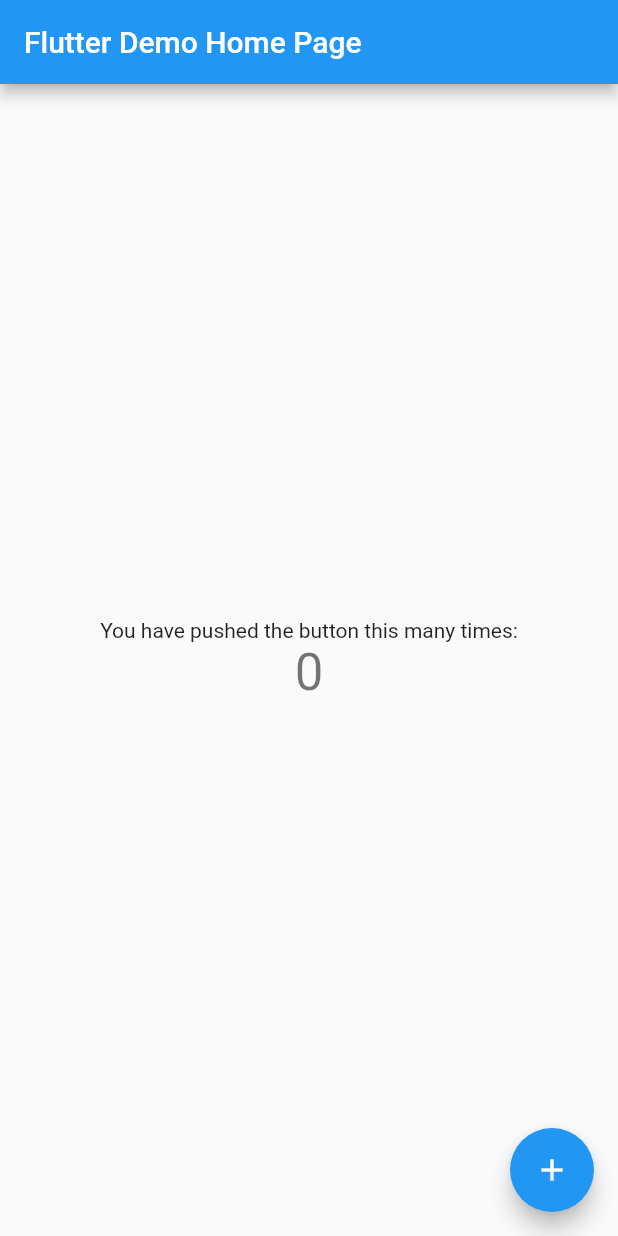
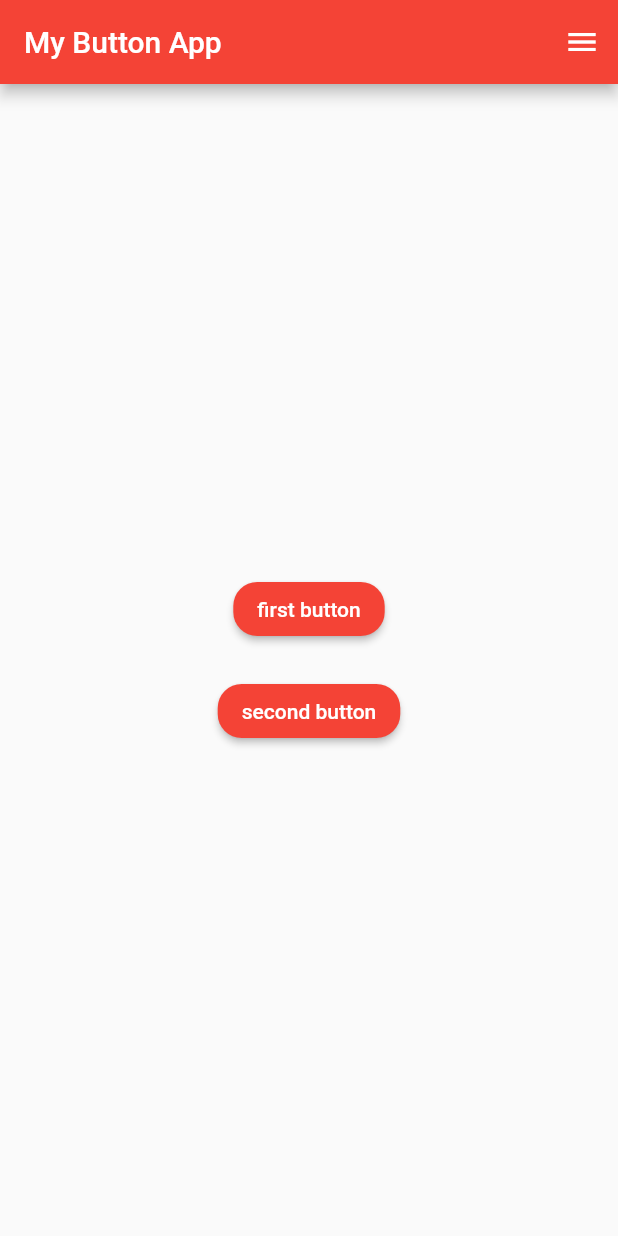
Before and after one commit to xe-hun/flutter_frontier, a Flutter app: the screen it shows after launch, on a phone screen of 412 x 824 dp. Run offline on Flutter 3.47's test engine with Material 2 defaults, Android fonts, the phone set to English and light mode, and no system bars; our stand-ins replace auto_route, bloc, flutter_bloc, freezed_annotation, get_it, injectable and 1 more; accounts and stored records are empty; generated files the repository leaves out were written again.

Commit message:
add theme and ability to chang theme

```diff
--- /dev/null
+++ b/lib/application/core/ui.dart
@@ -0,0 +1,27 @@
+import 'package:flutter/material.dart';
+
+elevatedButtonStyle() => ElevatedButtonThemeData(
+        style: ButtonStyle(
+      shape: MaterialStateProperty.all(
+          RoundedRectangleBorder(borderRadius: BorderRadius.circular(16))),
+    ));
+
+ThemeData lightThemeData(BuildContext context) {
+  return ThemeData(
+      colorScheme: ColorScheme.fromSwatch(primarySwatch: Colors.red),
+      elevatedButtonTheme: elevatedButtonStyle());
+}
+
+ThemeData darkThemeData(BuildContext context) {
+  return ThemeData.dark().copyWith(
+      colorScheme: ColorScheme.fromSwatch(primarySwatch: Colors.green));
+}
+
+// enum style {
+//   rin(20),
+//   ran(40);
+
+//   const style(this.n);
+
+//   final int n;
+// }
--- /dev/null
+++ b/lib/application/core/ui_objects.dart
@@ -0,0 +1,11 @@
+// enum ThemeType { light, dark }
+
+import 'package:freezed_annotation/freezed_annotation.dart';
+
+part 'ui_objects.freezed.dart';
+
+@freezed
+class ThemeType with _$ThemeType {
+  const factory ThemeType.light() = _Light;
+  const factory ThemeType.dark() = _Dark;
+}
--- /dev/null
+++ b/lib/application/theme/theme_bloc.dart
@@ -0,0 +1,66 @@
+import 'package:bloc/bloc.dart';
+import 'package:flutter_frontier/application/core/ui_objects.dart';
+import 'package:flutter_frontier/schema/prefs.dart';
+import 'package:freezed_annotation/freezed_annotation.dart';
+import 'package:injectable/injectable.dart';
+import 'package:isar/isar.dart';
+
+part 'theme_event.dart';
+part 'theme_state.dart';
+part 'theme_bloc.freezed.dart';
+
+@injectable
+class ThemeBloc extends Bloc<ThemeEvent, ThemeState> {
+  ThemeBloc(Isar isar) : super(const ThemeState.initial()) {
+    on<ThemeEvent>((event, emit) async {
+      await event.map(
+        started: (e) async {
+          SaveThemeType? saveThemeType = await readThemePref(isar: isar);
+          switch (saveThemeType) {
+            case SaveThemeType.light:
+              emit(const ThemeState.light());
+              break;
+            case SaveThemeType.dark:
+              emit(const ThemeState.dark());
+              break;
+            default:
+              emit(const ThemeState.light());
+              break;
+          }
+        },
+        changeTheme: (e) async {
+          await e.themeType.map(
+            light: (value) async {
+              emit(const ThemeState.light());
+              writeThemePref(isar: isar, saveThemeType: SaveThemeType.light);
+            },
+            dark: (value) async {
+              emit(const ThemeState.dark());
+              writeThemePref(isar: isar, saveThemeType: SaveThemeType.dark);
+            },
+          );
+        },
+      );
+    });
+  }
+
+  void writeThemePref(
+      {required Isar isar, required SaveThemeType saveThemeType}) {
+    isar.writeTxn(
+      () => isar.prefs.put(
+        Prefs(saveThemeType),
+      ),
+    );
+  }
+
+  Future<SaveThemeType?> readThemePref({
+    required Isar isar,
+  }) async {
+    return (await isar.prefs.get(0))?.saveThemeType;
+  }
+}
+
+enum SaveThemeType {
+  light,
+  dark,
+}
--- /dev/null
+++ b/lib/application/theme/theme_event.dart
@@ -0,0 +1,7 @@
+part of 'theme_bloc.dart';
+
+@freezed
+class ThemeEvent with _$ThemeEvent {
+  const factory ThemeEvent.started() = _Started;
+  const factory ThemeEvent.changeTheme(ThemeType themeType) = _ChangeTheme;
+}
--- /dev/null
+++ b/lib/application/theme/theme_state.dart
@@ -0,0 +1,8 @@
+part of 'theme_bloc.dart';
+
+@freezed
+class ThemeState with _$ThemeState {
+  const factory ThemeState.initial() = _Initial;
+  const factory ThemeState.dark() = _Dark;
+  const factory ThemeState.light() = _Light;
+}
--- a/lib/main.dart
+++ b/lib/main.dart
@@ -1,115 +1,13 @@
 import 'package:flutter/material.dart';
+import 'package:flutter_frontier/injectable.dart';
+import 'package:flutter_frontier/presentation/core/app_widget.dart';
+import 'package:flutter_frontier/presentation/router/app_router.gr.dart';
 
-void main() {
-  runApp(const MyApp());
+void main() async {
+  WidgetsFlutterBinding.ensureInitialized();
+  await configureDependencies();
+
+  runApp(const AppWidget());
 }
 
-class MyApp extends StatelessWidget {
-  const MyApp({Key? key}) : super(key: key);
-
-  // This widget is the root of your application.
-  @override
-  Widget build(BuildContext context) {
-    return MaterialApp(
-      title: 'Flutter Demo',
-      theme: ThemeData(
-        // This is the theme of your application.
-        //
-        // Try running your application with "flutter run". You'll see the
-        // application has a blue toolbar. Then, without quitting the app, try
-        // changing the primarySwatch below to Colors.green and then invoke
-        // "hot reload" (press "r" in the console where you ran "flutter run",
-        // or simply save your changes to "hot reload" in a Flutter IDE).
-        // Notice that the counter didn't reset back to zero; the application
-        // is not restarted.
-        primarySwatch: Colors.blue,
-      ),
-      home: const MyHomePage(title: 'Flutter Demo Home Page'),
-    );
-  }
-}
-
-class MyHomePage extends StatefulWidget {
-  const MyHomePage({Key? key, required this.title}) : super(key: key);
-
-  // This widget is the home page of your application. It is stateful, meaning
-  // that it has a State object (defined below) that contains fields that affect
-  // how it looks.
-
-  // This class is the configuration for the state. It holds the values (in this
-  // case the title) provided by the parent (in this case the App widget) and
-  // used by the build method of the State. Fields in a Widget subclass are
-  // always marked "final".
-
-  final String title;
-
-  @override
-  State<MyHomePage> createState() => _MyHomePageState();
-}
-
-class _MyHomePageState extends State<MyHomePage> {
-  int _counter = 0;
-
-  void _incrementCounter() {
-    setState(() {
-      // This call to setState tells the Flutter framework that something has
-      // changed in this State, which causes it to rerun the build method below
-      // so that the display can reflect the updated values. If we changed
-      // _counter without calling setState(), then the build method would not be
-      // called again, and so nothing would appear to happen.
-      _counter++;
-    });
-  }
-
-  @override
-  Widget build(BuildContext context) {
-    // This method is rerun every time setState is called, for instance as done
-    // by the _incrementCounter method above.
-    //
-    // The Flutter framework has been optimized to make rerunning build methods
-    // fast, so that you can just rebuild anything that needs updating rather
-    // than having to individually change instances of widgets.
-    return Scaffold(
-      appBar: AppBar(
-        // Here we take the value from the MyHomePage object that was created by
-        // the App.build method, and use it to set our appbar title.
-        title: Text(widget.title),
-      ),
-      body: Center(
-        // Center is a layout widget. It takes a single child and positions it
-        // in the middle of the parent.
-        child: Column(
-          // Column is also a layout widget. It takes a list of children and
-          // arranges them vertically. By default, it sizes itself to fit its
-          // children horizontally, and tries to be as tall as its parent.
-          //
-          // Invoke "debug painting" (press "p" in the console, choose the
-          // "Toggle Debug Paint" action from the Flutter Inspector in Android
-          // Studio, or the "Toggle Debug Paint" command in Visual Studio Code)
-          // to see the wireframe for each widget.
-          //
-          // Column has various properties to control how it sizes itself and
-          // how it positions its children. Here we use mainAxisAlignment to
-          // center the children vertically; the main axis here is the vertical
-          // axis because Columns are vertical (the cross axis would be
-          // horizontal).
-          mainAxisAlignment: MainAxisAlignment.center,
-          children: <Widget>[
-            const Text(
-              'You have pushed the button this many times:',
-            ),
-            Text(
-              '$_counter',
-              style: Theme.of(context).textTheme.headline4,
-            ),
-          ],
-        ),
-      ),
-      floatingActionButton: FloatingActionButton(
-        onPressed: _incrementCounter,
-        tooltip: 'Increment',
-        child: const Icon(Icons.add),
-      ), // This trailing comma makes auto-formatting nicer for build methods.
-    );
-  }
-}
+final AppRouter appRouter = AppRouter();
--- /dev/null
+++ b/lib/presentation/core/app_widget.dart
@@ -0,0 +1,83 @@
+import 'package:flutter/material.dart';
+import 'package:flutter_bloc/flutter_bloc.dart';
+import 'package:flutter_frontier/application/core/ui.dart';
+import 'package:flutter_frontier/application/theme/theme_bloc.dart';
+import 'package:flutter_frontier/injectable.dart';
+import 'package:flutter_frontier/main.dart';
+
+class AppWidget extends StatelessWidget {
+  const AppWidget({Key? key}) : super(key: key);
+
+  // This widget is the root of your application.
+  @override
+  Widget build(BuildContext context) {
+    return BlocProvider(
+      create: (context) => getIt<ThemeBloc>()..add(const ThemeEvent.started()),
+      child: BlocBuilder<ThemeBloc, ThemeState>(
+        builder: (context, state) {
+          return MaterialApp.router(
+              routeInformationParser: appRouter.defaultRouteParser(),
+              routerDelegate: appRouter.delegate(),
+              debugShowCheckedModeBanner: false,
+              theme: state
+                  .map(
+                    initial: (value) => lightThemeData(context),
+                    light: (value) => lightThemeData(context),
+                    dark: (value) => darkThemeData(context),
+                  )
+                  .copyWith(elevatedButtonTheme: elevatedButtonStyle()));
+        },
+      ),
+    );
+  }
+}
+
+
+
+
+
+
+
+
+
+
+
+
+
+// import 'package:flutter/material.dart';
+// import 'package:flutter_bloc/flutter_bloc.dart';
+// import 'package:flutter_frontier/application/core/ui.dart';
+// import 'package:flutter_frontier/application/theme/theme_bloc.dart';
+// import 'package:flutter_frontier/injectable.dart';
+// import 'package:flutter_frontier/main.dart';
+
+// class AppWidget extends StatelessWidget {
+//   const AppWidget({Key? key}) : super(key: key);
+
+//   // This widget is the root of your application.
+//   @override
+//   Widget build(BuildContext context) {
+//     return BlocProvider(
+//       create: (context) => getIt<ThemeBloc>()
+//         ..add(
+//           const ThemeEvent.started(),
+//         ),
+//       child: BlocBuilder<ThemeBloc, ThemeState>(
+//         builder: (context, state) {
+//           return state.maybeMap(
+//               initial: (value) => const MaterialApp(),
+//               orElse: () => MaterialApp.router(
+//                   routeInformationParser: appRouter.defaultRouteParser(),
+//                   routerDelegate: appRouter.delegate(),
+//                   debugShowCheckedModeBanner: false,
+//                   theme: state
+//                       .mapOrNull(
+//                         light: (value) => lightThemeData(context),
+//                         dark: (value) => darkThemeData(context),
+//                       )!
+//                       .copyWith(elevatedButtonTheme: elevatedButtonStyle())));
+//         },
+//       ),
+//     );
+//   }
+// }
--- /dev/null
+++ b/lib/presentation/my_page/initial_page.dart
@@ -0,0 +1,60 @@
+import 'package:flutter/material.dart';
+import 'package:flutter_bloc/flutter_bloc.dart';
+import 'package:flutter_frontier/application/core/ui_objects.dart';
+import 'package:flutter_frontier/application/theme/theme_bloc.dart';
+
+class InitialPage extends StatelessWidget {
+  const InitialPage({super.key});
+
+  @override
+  Widget build(BuildContext context) {
+    return Scaffold(
+      appBar: AppBar(
+        title: const Text('My Button App'),
+        actions: [
+          PopupMenuButton(
+              icon: const Icon(Icons.menu),
+              itemBuilder: (_) {
+                return [
+                  themeMenuItem(
+                      label: 'Light Theme',
+                      context: context,
+                      themeType: const ThemeType.light()),
+                  themeMenuItem(
+                      label: 'Dark Theme',
+                      context: context,
+                      themeType: const ThemeType.dark()),
+                ];
+              }),
+        ],
+      ),
+      body: SizedBox(
+        width: double.infinity,
+        child: Column(
+          mainAxisAlignment: MainAxisAlignment.center,
+          crossAxisAlignment: CrossAxisAlignment.center,
+          children: [
+            ElevatedButton(onPressed: () {}, child: const Text('first button')),
+            const SizedBox(
+              height: 20,
+            ),
+            ElevatedButton(
+                onPressed: () {}, child: const Text('second button')),
+          ],
+        ),
+      ),
+    );
+  }
+
+  PopupMenuEntry themeMenuItem(
+      {required BuildContext context,
+      required String label,
+      required ThemeType themeType}) {
+    return PopupMenuItem(
+      value: themeType,
+      child: Text(label),
+      onTap: () => BlocProvider.of<ThemeBloc>(context)
+          .add(ThemeEvent.changeTheme(themeType)),
+    );
+  }
+}
--- /dev/null
+++ b/lib/schema/prefs.dart
@@ -0,0 +1,12 @@
+import 'package:flutter_frontier/application/theme/theme_bloc.dart';
+import 'package:isar/isar.dart';
+
+part 'prefs.g.dart';
+
+@collection
+class Prefs {
+  Prefs(this.saveThemeType);
+  Id id = 0;
+  @Enumerated(EnumType.ordinal32)
+  SaveThemeType? saveThemeType;
+}
```
Also changed, not shown: analysis_options.yaml (+4 -21 lines), lib/domain/save_box/save_box.dart (added, +47 -0 lines), lib/injectable.dart (added, +12 -0 lines), lib/modules.dart (added, +9 -0 lines), lib/presentation/router/app_router.dart (added, +10 -0 lines), pubspec.yaml (+25 -49 lines), lib/application/core/ui_objects.freezed.dart (added), lib/application/theme/theme_bloc.freezed.dart (added), lib/injectable.config.dart (added), lib/presentation/router/app_router.gr.dart (added), lib/schema/prefs.g.dart (added), pubspec.lock, 8 other files.
